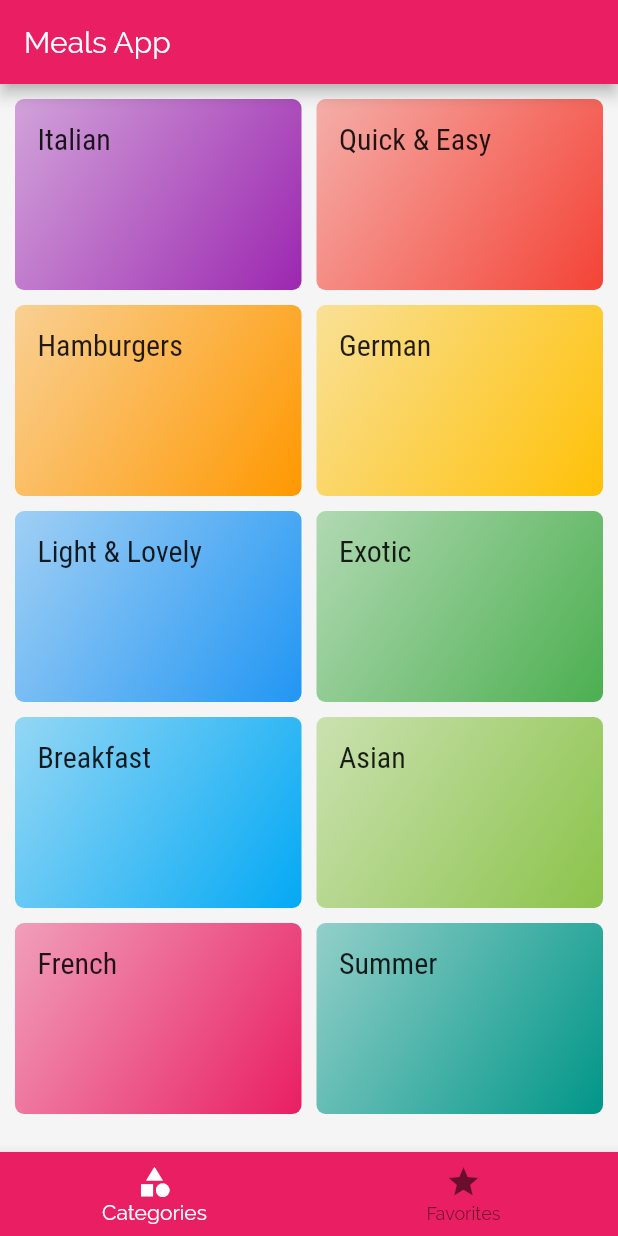
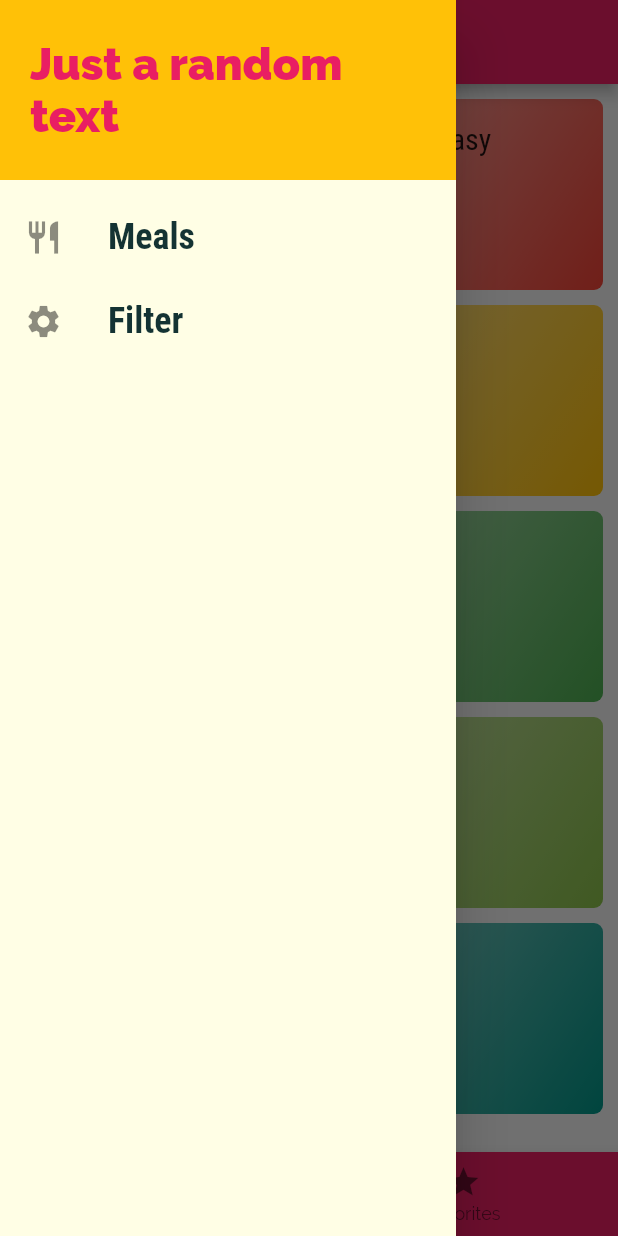
Before and after one commit to ShijuPJohn/meals-app, a Flutter app: the screen it shows after launch, with the side drawer open (before the commit the screen has no drawer), on a phone screen of 412 x 824 dp. Run offline on Flutter 3.47's test engine with Material 2 defaults, Android fonts, the phone set to English and light mode, and no system bars.

Commit message:
add filters and favorite option

```diff
--- a/lib/main.dart
+++ b/lib/main.dart
@@ -1,5 +1,8 @@
 import 'package:flutter/material.dart';
+import 'package:meals_app/data/dummy_data.dart';
+import 'package:meals_app/models/meal.dart';
 import 'package:meals_app/screens/category_meals_screen.dart';
+import 'package:meals_app/screens/filters_screen.dart';
 import 'package:meals_app/screens/meal_detail_screen.dart';
 import 'package:meals_app/screens/tabs_screen.dart';
 
@@ -7,7 +10,67 @@ import './screens/categories_screen.dart';
 
 void main() => runApp(MyApp());
 
-class MyApp extends StatelessWidget {
+class MyApp extends StatefulWidget {
+  @override
+  _MyAppState createState() => _MyAppState();
+}
+
+class _MyAppState extends State<MyApp> {
+  List<Meal> _favoriteMeals = List<Meal>();
+  List<Meal> availableMeals = DUMMY_MEALS;
+  Map<String, bool> _filters = {
+    'gluten': false,
+    'lactose': false,
+    'vegan': false,
+    'vegetarian': false,
+  };
+
+  void toggleFavorite(String mealId) {
+    final existingIndex =
+        _favoriteMeals.indexWhere((element) => element.id == mealId);
+    if (existingIndex >= 0) {
+      setState(() {
+        _favoriteMeals.removeAt(existingIndex);
+      });
+    } else {
+      setState(() {
+        _favoriteMeals
+            .add(DUMMY_MEALS.firstWhere((element) => element.id == mealId));
+      });
+    }
+  }
+
+  bool _isMealFavorite(String id) {
+    if (_favoriteMeals.any((element) => element.id == id)) {
+      return true;
+    }
+    return false;
+  }
+
+  void _setFilters(Map<String, bool> filterData) {
+    setState(() {
+      _filters = filterData;
+      print(filterData);
+      print(availableMeals);
+      availableMeals = DUMMY_MEALS.where((element) {
+        if (!element.isGlutenFree && _filters['gluten']) {
+          return false;
+        }
+        if (!element.isLactoseFree && _filters['lactose']) {
+          return false;
+        }
+        if (!element.isVegetarian && _filters['vegetarian']) {
+          return false;
+        }
+        if (!element.isVegan && _filters['vegan']) {
+          return false;
+        }
+        return true;
+      }).toList();
+      print(availableMeals);
+    });
+  }
+
   @override
   Widget build(BuildContext context) {
     return MaterialApp(
@@ -29,10 +92,20 @@ class MyApp extends StatelessWidget {
       ),
       initialRoute: TabsScreen.id,
       routes: {
-        CategoryMealsScreen.id: (context) => CategoryMealsScreen(),
+        FiltersScreen.id: (context) => FiltersScreen(
+              filtersState: _filters,
+              filtersFunction: _setFilters,
+            ),
+        CategoryMealsScreen.id: (context) =>
+            CategoryMealsScreen(categoryMeals: availableMeals),
         CategoriesScreen.id: (context) => CategoriesScreen(),
-        MealDetailScreen.id: (context) => MealDetailScreen(),
-        TabsScreen.id: (context) => TabsScreen(),
+        MealDetailScreen.id: (context) => MealDetailScreen(
+              toggleFavorite: toggleFavorite,
+              isMealFavorite: _isMealFavorite,
+            ),
+        TabsScreen.id: (context) => TabsScreen(
+              favoriteMeals: _favoriteMeals,
+            ),
       },
     );
   }
--- a/lib/screens/tabs_screen.dart
+++ b/lib/screens/tabs_screen.dart
@@ -1,19 +1,32 @@
 import 'package:flutter/material.dart';
+import 'package:meals_app/models/meal.dart';
 import 'package:meals_app/screens/categories_screen.dart';
 import 'package:meals_app/screens/favorites_screen.dart';
+import 'package:meals_app/widgets/main_drawer.dart';
 
 class TabsScreen extends StatefulWidget {
+  final List<Meal> favoriteMeals;
   static const id = 'tabs_screen';
+
+  const TabsScreen({Key key, @required this.favoriteMeals}) : super(key: key);
 
   @override
   _TabsScreenState createState() => _TabsScreenState();
 }
 
 class _TabsScreenState extends State<TabsScreen> {
-  final List<Widget> _pages = [
-    CategoriesScreen(),
-    FavoritesScreen(),
-  ];
+  List<Widget> _pages;
+  @override
+  void initState() {
+    _pages = [
+      CategoriesScreen(),
+      FavoritesScreen(
+        favoriteMeals: widget.favoriteMeals,
+      ),
+    ];
+    super.initState();
+  }
+
   int _selectPageIndex = 0;
 
   void _selectPage(int index) {
@@ -28,6 +41,7 @@ class _TabsScreenState extends State<TabsScreen> {
       appBar: AppBar(
         title: Text('Meals App'),
       ),
+      drawer: MainDrawer(),
       body: _pages[_selectPageIndex],
       bottomNavigationBar: BottomNavigationBar(
         currentIndex: _selectPageIndex,
--- /dev/null
+++ b/lib/widgets/main_drawer.dart
@@ -0,0 +1,65 @@
+import 'package:flutter/material.dart';
+import 'package:meals_app/screens/filters_screen.dart';
+import 'package:meals_app/screens/tabs_screen.dart';
+
+class MainDrawer extends StatelessWidget {
+  Widget buildListTile(String title, IconData icon, Function tapHandler) {
+    return ListTile(
+      leading: Icon(
+        icon,
+        size: 26,
+      ),
+      title: Text(
+        title,
+        style: TextStyle(
+          fontFamily: 'RobotoCondensed',
+          fontSize: 24.0,
+          fontWeight: FontWeight.bold,
+        ),
+      ),
+      onTap: tapHandler,
+    );
+  }
+
+  @override
+  Widget build(BuildContext context) {
+    return Drawer(
+      child: Column(
+        children: [
+          Container(
+            height: 120.0,
+            width: double.infinity,
+            color: Theme.of(context).accentColor,
+            padding: EdgeInsets.all(20.0),
+            alignment: Alignment.centerLeft,
+            child: Text(
+              'Just a random text',
+              style: TextStyle(
+                fontWeight: FontWeight.w900,
+                fontSize: 30.0,
+                color: Theme.of(context).primaryColor,
+              ),
+            ),
+          ),
+          SizedBox(
+            height: 10.0,
+          ),
+          buildListTile(
+            'Meals',
+            Icons.restaurant,
+            () {
+              Navigator.pushReplacementNamed(context, TabsScreen.id);
+            },
+          ),
+          buildListTile(
+            'Filter',
+            Icons.settings,
+            () {
+              Navigator.pushReplacementNamed(context, FiltersScreen.id);
+            },
+          ),
+        ],
+      ),
+    );
+  }
+}
```
Also changed, not shown: lib/screens/category_meals_screen.dart (+39 -11 lines), lib/screens/favorites_screen.dart (+17 -2 lines), lib/screens/filters_screen.dart (added, +108 -0 lines), lib/screens/meal_detail_screen.dart (+18 -2 lines), lib/widgets/meal_item.dart (+5 -2 lines).
